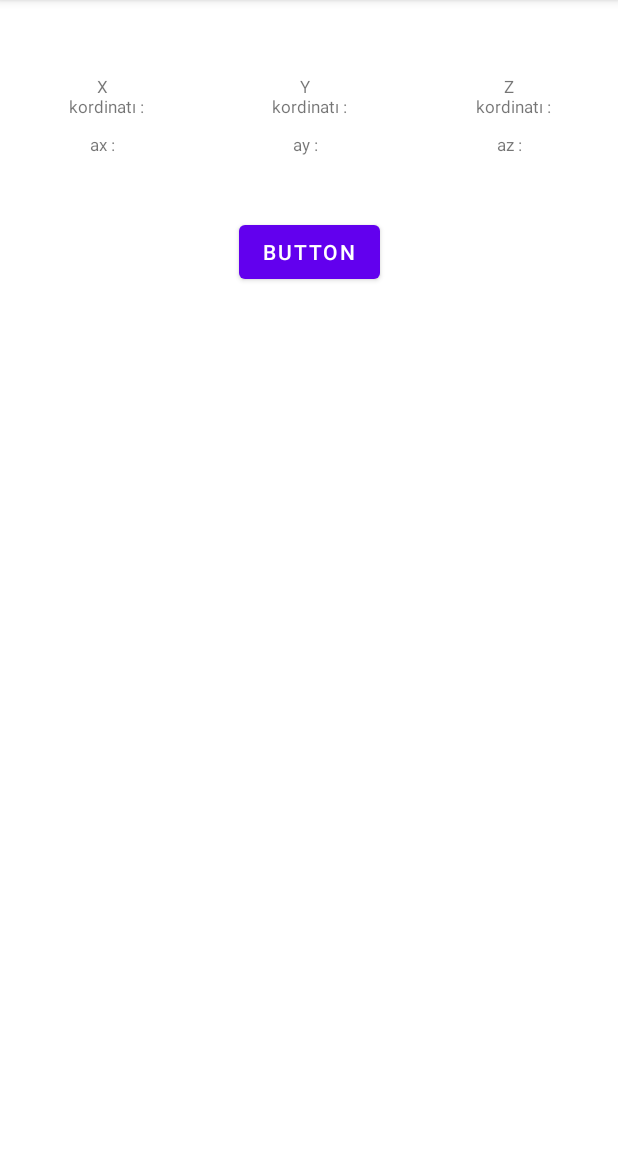
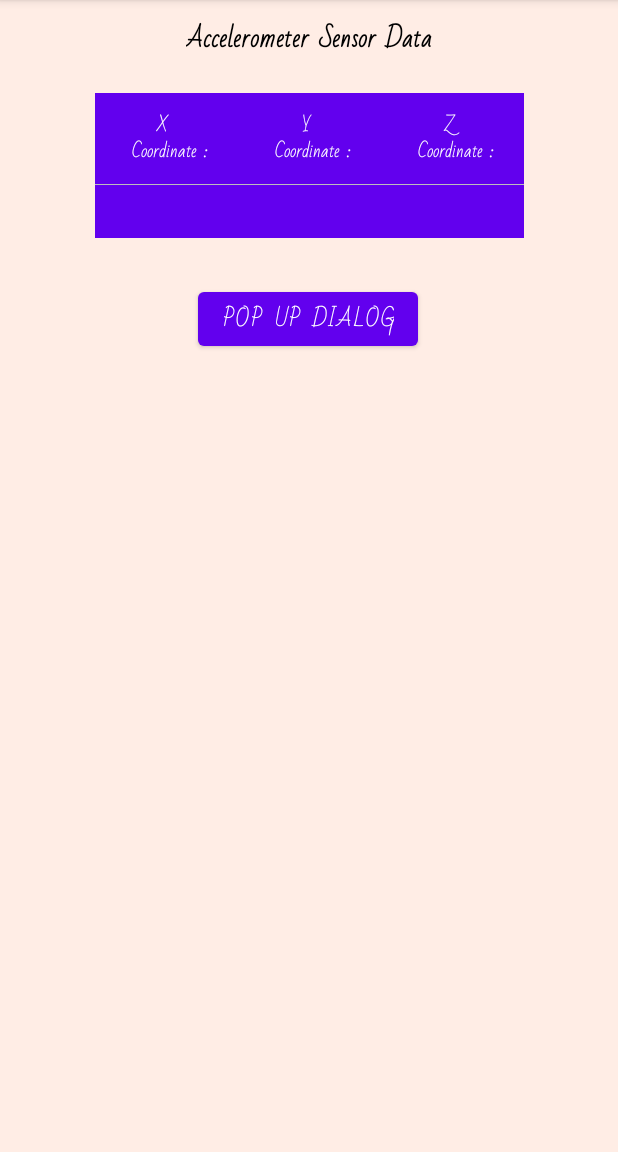
Before and after one commit to furkanakak/MotionDetectionApp, an Android app: the screen it shows after launch (MainActivity), on a phone screen of 412 x 824 dp, the part 84-1236 px from its top. Run offline under Robolectric (Android 15) with nearby library versions, the phone set to English and light mode, and no system bars.

Commit message:
warnings fixed

```diff
--- a/app/src/main/java/com/example/motiondetectionapplication/AccelerometerFragment.kt
+++ b/app/src/main/java/com/example/motiondetectionapplication/AccelerometerFragment.kt
@@ -28,16 +28,14 @@ import java.time.LocalTime
 import java.time.temporal.ChronoUnit
 import java.util.*
 import android.os.CountDownTimer
-
-
-
-
-
+import android.content.DialogInterface.OnShowListener
+import android.widget.TextView
 class AccelerometerFragment : Fragment() , SensorEventListener
 {
     private lateinit var binding: FragmentAccelerometerBinding
     private var sensorManager: SensorManager? = null
-    var budge : Boolean = false
+    var immobilityTime : Long = 60000
+    var alertViewTime : Long = 5000
     var ax = 0.0
     var ay:kotlin.Double = 0.0
     var az:kotlin.Double = 0.0
@@ -54,7 +52,6 @@ class AccelerometerFragment : Fragment() , SensorEventListener
         savedInstanceState: Bundle?
     ): View? {binding =  FragmentAccelerometerBinding.inflate(inflater, container, false)
         return binding.root
-
     }
 
 
@@ -77,7 +74,6 @@ class AccelerometerFragment : Fragment() , SensorEventListener
     }
 
     override fun onAccuracyChanged(arg0: Sensor?, arg1: Int) {}
-
     @RequiresApi(Build.VERSION_CODES.O)
     override fun onSensorChanged(event: SensorEvent) {
         if (event.sensor.type == Sensor.TYPE_ACCELEROMETER) {
@@ -92,32 +88,20 @@ class AccelerometerFragment : Fragment() , SensorEventListener
                 ax0 = ax
                 ay0 = ay
                 az0 = az
-                budge = true
-                Toast.makeText(requireContext(),"hareket algilandi",Toast.LENGTH_LONG).show()
-
+                Toast.makeText(requireContext(),"motion",Toast.LENGTH_LONG).show()
                 targetTime=targetTimer()
-
             }
             else
             {
                 if (targetTime == systemTimer())
                 {
                     alertMessage(view!!.rootView)
-                    targetTime=targetTimer()
-                    systemTime=systemTimer()
-                    Log.v("closee","close AlertView")
-                 //   builder.setCancelable(true)
-
-
-
+                    update()
                 }
             }
             binding.ax.text = axx.toString()
             binding.ay.text = ayy.toString()
-            binding.az.text = azz.toString()
-
-        }
-    }
+            binding.az.text = azz.toString() }}
 
 
 
@@ -142,11 +126,18 @@ class AccelerometerFragment : Fragment() , SensorEventListener
        builder.setView(design)
 
        builder.setButton(Dialog.BUTTON_POSITIVE,"YES", DialogInterface.OnClickListener { _,_ ->
-
+           update()
        })
        builder.setButton(Dialog.BUTTON_NEGATIVE,"CLOSE", DialogInterface.OnClickListener { _,_ ->
+           update()
+       })
 
+       builder.setOnShowListener(OnShowListener {
+           builder.getButton(AlertDialog.BUTTON_POSITIVE).setTextColor(resources.getColor(R.color.green))
+           builder.getButton(AlertDialog.BUTTON_NEGATIVE).setTextColor(resources.getColor(R.color.red))
        })
+
+
        builder.show()
 
        val t = Timer()
@@ -156,10 +147,7 @@ class AccelerometerFragment : Fragment() , SensorEventListener
                t.cancel() // also just top the timer thread, otherwise, you may receive a crash report
                update()
            }
-       }, 5000)
-
-
-       }
+       }, alertViewTime)}
 
 
 
@@ -170,15 +158,10 @@ class AccelerometerFragment : Fragment() , SensorEventListener
         var sdf = SimpleDateFormat("hh:mm:ss")
         var currentDate = sdf.format(Date())
         val time = LocalTime.parse(currentDate)
-        Log.v("timess","time : currentDate : $currentDate")
+        val mils: Long = ChronoUnit.MILLIS.between(zero, time)
+        targetTime = mils + immobilityTime
+        return targetTime }
 
-        val mils: Long = ChronoUnit.MILLIS.between(zero, time)
-        targetTime = mils + (60000).toLong()
-        Log.v("timess","mils : currentDate : $mils")
-        Log.v("timess","mils : targetTime : $targetTime")
-        return targetTime
-
-    }
 
     @RequiresApi(Build.VERSION_CODES.O)
     private  fun systemTimer() : Long
@@ -186,15 +169,9 @@ class AccelerometerFragment : Fragment() , SensorEventListener
         val zero = LocalTime.parse("00:00:00")
         var sdf = SimpleDateFormat("hh:mm:ss")
         var currentDate = sdf.format(Date())
-        Log.v("systemTimer","systemTimer : currentDate : $currentDate")
         val time = LocalTime.parse(currentDate)
         val systemTimer: Long = ChronoUnit.MILLIS.between(zero, time)
-        Log.v("systemTimer","systemTimer : currentDate : $systemTimer")
         systemTime = systemTimer
-        return systemTime
+        return systemTime }
 
    }
-
-
-
-   }
--- a/app/src/main/res/layout/activity_main.xml
+++ b/app/src/main/res/layout/activity_main.xml
@@ -5,7 +5,8 @@
     xmlns:tools="http://schemas.android.com/tools"
     android:layout_width="match_parent"
     android:layout_height="match_parent"
-    tools:context=".MainActivity">
+    tools:context=".MainActivity"
+    android:background="@color/softColor">
 
     <androidx.fragment.app.FragmentContainerView
         android:id="@+id/fragment_container_view"
--- a/app/src/main/res/layout/activity_splash.xml
+++ b/app/src/main/res/layout/activity_splash.xml
@@ -5,7 +5,8 @@
     xmlns:tools="http://schemas.android.com/tools"
     android:layout_width="match_parent"
     android:layout_height="match_parent"
-    tools:context=".splash.SplashActivity">
+    tools:context=".splash.SplashActivity"
+    android:background="@color/softColor">
 
     <androidx.fragment.app.FragmentContainerView
         android:id="@+id/splash_container_view"
--- a/app/src/main/res/layout/fragment_accelerometer.xml
+++ b/app/src/main/res/layout/fragment_accelerometer.xml
@@ -2,107 +2,129 @@
 <androidx.constraintlayout.widget.ConstraintLayout
     xmlns:android="http://schemas.android.com/apk/res/android"
     xmlns:app="http://schemas.android.com/apk/res-auto"
-    xmlns:tools="http://schemas.android.com/tools"
     android:layout_width="match_parent"
-    android:layout_height="match_parent">
+    android:layout_height="match_parent"
+    android:background="@color/softColor">
 
-    <LinearLayout
-        android:id="@+id/linearLayout"
-        android:layout_width="match_parent"
+    <TextView
+        android:id="@+id/textView2"
+        android:layout_width="wrap_content"
         android:layout_height="wrap_content"
+        android:layout_margin="10dp"
+        android:layout_weight="4"
         android:gravity="center"
-        android:orientation="horizontal"
-        android:weightSum="10"
+        android:fontFamily="@font/bad_script"
+        android:text="@string/table_title"
+        android:textColor="@color/black"
+        android:textSize="16sp"
+        android:textStyle="bold"
         app:layout_constraintEnd_toEndOf="parent"
         app:layout_constraintStart_toStartOf="parent"
-        app:layout_constraintTop_toTopOf="parent">
+        app:layout_constraintTop_toTopOf="parent" />
 
-        <LinearLayout
-            android:layout_width="0dp"
-            android:layout_height="wrap_content"
-            android:layout_weight="3.3"
+    <TableLayout
+        android:id="@+id/tableLayout"
+        android:layout_width="wrap_content"
+        android:layout_height="wrap_content"
+        android:layout_marginTop="10dp"
+        android:padding="10dp"
+        app:layout_constraintEnd_toEndOf="parent"
+        app:layout_constraintStart_toStartOf="parent"
+        app:layout_constraintTop_toBottomOf="@+id/textView2">
+
+        <TableRow
+            android:layout_gravity="center"
+            android:background="@color/design_default_color_primary"
             android:gravity="center"
-            android:orientation="vertical">
+            android:weightSum="12">
 
             <TextView
                 android:layout_width="wrap_content"
                 android:layout_height="wrap_content"
-                android:layout_marginTop="50dp"
-                android:layout_marginBottom="10dp"
+                android:layout_margin="10dp"
+                android:layout_weight="4"
                 android:gravity="center"
-                android:text="X \n kordinatı :"
+                android:fontFamily="@font/bad_script"
+                android:lineSpacingMultiplier="0.8"
+                android:text="@string/x_coordinate"
+                android:textColor="@color/white"
                 android:textSize="11sp" />
+
+            <TextView
+                android:layout_width="wrap_content"
+                android:layout_height="wrap_content"
+                android:layout_margin="10dp"
+                android:layout_weight="4"
+                android:gravity="center"
+                android:text="@string/y_coordinate"
+                android:fontFamily="@font/bad_script"
+                android:textColor="@color/white"
+                android:textSize="11sp"
+                android:lineSpacingMultiplier="0.8"/>
+
+            <TextView
+                android:layout_width="wrap_content"
+                android:layout_height="wrap_content"
+                android:layout_margin="10dp"
+                android:layout_weight="4"
+                android:gravity="center"
+                android:text="@string/z_coordinate"
+                android:fontFamily="@font/bad_script"
+                android:textColor="@color/white"
+                android:textSize="11sp"
+                android:lineSpacingMultiplier="0.8"/>
+        </TableRow>
+        <TableRow android:layout_height="1px" android:background="#BDBDBD">
+            <TextView android:layout_span="2" android:layout_height="1px"
+                android:layout_width="fill_parent" android:text="">
+            </TextView>
+        </TableRow>
+        <TableRow
+            android:layout_gravity="center"
+            android:background="@color/design_default_color_primary"
+            android:gravity="center">
 
             <TextView
                 android:id="@+id/ax"
                 android:layout_width="wrap_content"
                 android:layout_height="wrap_content"
-                android:layout_marginBottom="30dp"
-                android:text="ax : "
-                android:textSize="11sp" />
-        </LinearLayout>
-
-        <LinearLayout
-            android:layout_width="0dp"
-            android:layout_height="wrap_content"
-            android:layout_weight="3.3"
-            android:gravity="center"
-            android:orientation="vertical">
-
-            <TextView
-                android:layout_width="wrap_content"
-                android:layout_height="wrap_content"
-                android:layout_marginTop="50dp"
-                android:layout_marginBottom="10dp"
-                android:gravity="center"
-                android:text="Y \n kordinatı :"
+                android:layout_gravity="center"
+                android:layout_margin="10dp"
+                android:text=""
+                android:textColor="@color/white"
                 android:textSize="11sp" />
 
             <TextView
                 android:id="@+id/ay"
                 android:layout_width="wrap_content"
                 android:layout_height="wrap_content"
-                android:layout_marginBottom="30dp"
-                android:text="ay : "
-                android:textSize="11sp" />
-        </LinearLayout>
-
-        <LinearLayout
-            android:layout_width="0dp"
-            android:layout_height="wrap_content"
-            android:layout_weight="3.3"
-            android:gravity="center"
-            android:orientation="vertical">
-
-            <TextView
-                android:layout_width="wrap_content"
-                android:layout_height="wrap_content"
-                android:layout_marginTop="50dp"
-                android:layout_marginBottom="10dp"
-                android:gravity="center"
-                android:text="Z \n kordinatı :"
+                android:layout_gravity="center"
+                android:layout_margin="10dp"
+                android:textColor="@color/white"
                 android:textSize="11sp" />
 
             <TextView
                 android:id="@+id/az"
                 android:layout_width="wrap_content"
                 android:layout_height="wrap_content"
-                android:layout_marginBottom="30dp"
-                android:text="az : "
+                android:layout_gravity="center"
+                android:layout_margin="10dp"
+                android:textColor="@color/white"
                 android:textSize="11sp" />
-        </LinearLayout>
-
-    </LinearLayout>
+        </TableRow>
+    </TableLayout>
 
     <Button
         android:id="@+id/button"
         android:layout_width="wrap_content"
         android:layout_height="wrap_content"
-        android:layout_marginTop="10dp"
-        android:text="Button"
+        android:layout_marginTop="20dp"
+        android:text="@string/dialog_button"
+        android:fontFamily="@font/bad_script"
         app:layout_constraintEnd_toEndOf="parent"
+        app:layout_constraintHorizontal_bias="0.498"
         app:layout_constraintStart_toStartOf="parent"
-        app:layout_constraintTop_toBottomOf="@+id/linearLayout" />
+        app:layout_constraintTop_toBottomOf="@+id/tableLayout" />
 
 
 </androidx.constraintlayout.widget.ConstraintLayout>
--- a/app/src/main/res/layout/item_alert_design.xml
+++ b/app/src/main/res/layout/item_alert_design.xml
@@ -2,7 +2,6 @@
 <androidx.constraintlayout.widget.ConstraintLayout
     xmlns:android="http://schemas.android.com/apk/res/android"
     xmlns:app="http://schemas.android.com/apk/res-auto"
-    xmlns:tools="http://schemas.android.com/tools"
     android:layout_width="match_parent"
     android:layout_height="wrap_content">
 
@@ -11,7 +10,9 @@
         android:layout_width="wrap_content"
         android:layout_height="wrap_content"
         android:gravity="center"
-        android:text="Long time no movement! \n Are you there ? "
+        android:text="@string/dialog_message"
+        android:fontFamily="@font/bad_script"
+        android:textColor="@color/black"
         android:textSize="20sp"
         android:layout_margin="10dp"
         android:padding="10dp"
--- a/app/src/main/res/values/colors.xml
+++ b/app/src/main/res/values/colors.xml
@@ -7,4 +7,9 @@
         <color name="teal_700">#FF018786</color>
         <color name="black">#FF000000</color>
         <color name="white">#FFFFFFFF</color>
+        <color name="softColor">#ffede5</color>
+        <color name="red">#f47174</color>
+        <color name="green">#71c274</color>
+
+
 </resources>
--- a/app/src/main/res/values/strings.xml
+++ b/app/src/main/res/values/strings.xml
@@ -1,3 +1,9 @@
 <resources>
     <string name="app_name">MotionDetectionApplication</string>
+    <string name="dialog_message">Long time no movement! \n Are you there ?</string>
+    <string name="x_coordinate">X \n Coordinate :</string>
+    <string name="y_coordinate">Y \n Coordinate :</string>
+    <string name="z_coordinate">Z \n Coordinate :</string>
+    <string name="dialog_button">Pop Up Dialog</string>
+    <string name="table_title">Accelerometer Sensor Data</string>
 </resources>
```
Also changed, not shown: app/src/main/res/font/bad_script.ttf (added). Lines whose indentation alone changed are shown as unchanged.
